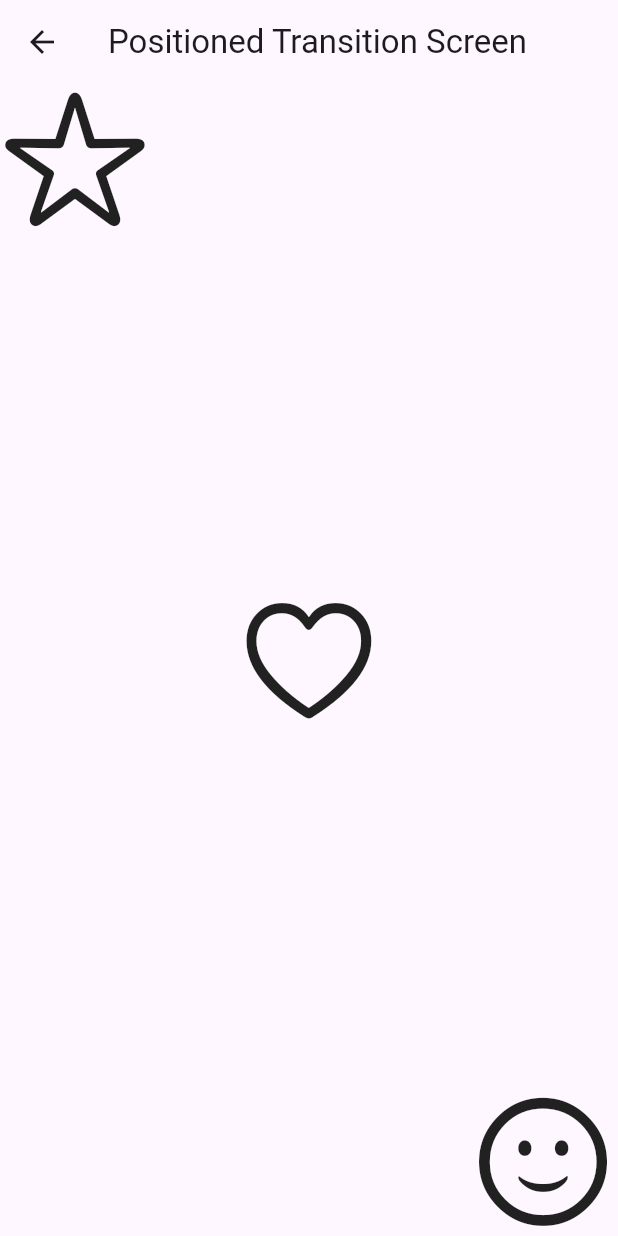
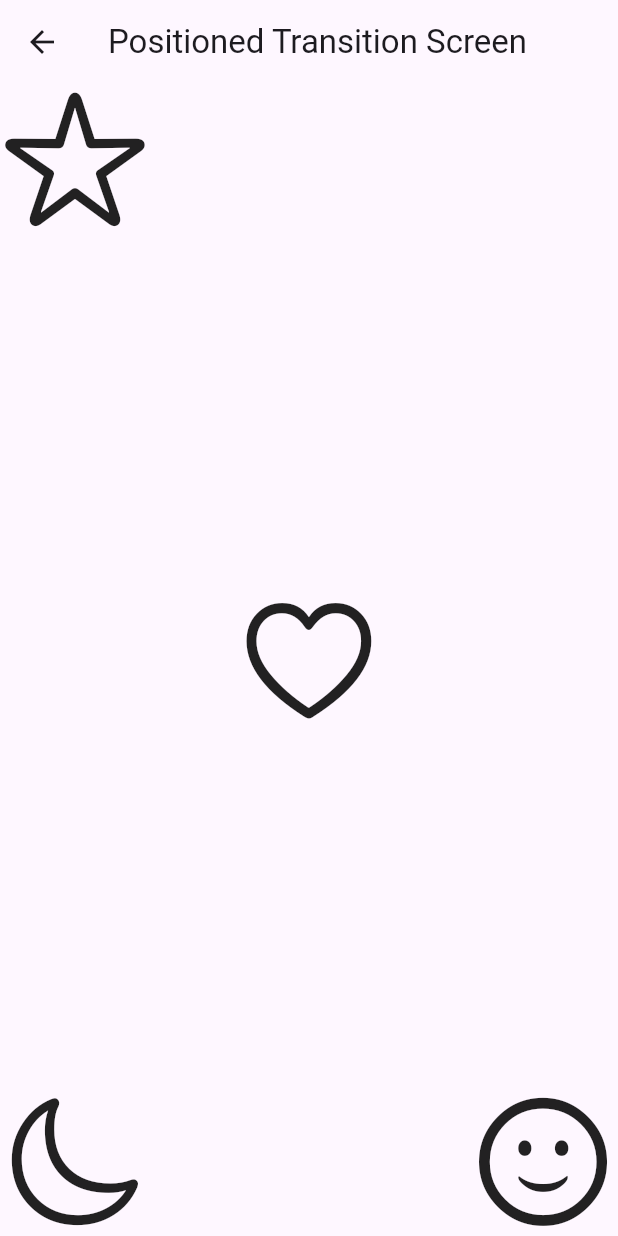
Before and after one commit to AdelDaniel/flutter-animations-helper, a Flutter app: the AnimationBuilderScreen screen opened directly, on a phone screen of 412 x 824 dp. Run offline on Flutter 3.47's test engine with Material 3 defaults, Android fonts, the light colour scheme and no system bars.

Commit message:
Add animated moon and star icons to Animation Builder screen

```diff
--- a/lib/screens/explicit_animation_screens/animation_builder_screen.dart
+++ b/lib/screens/explicit_animation_screens/animation_builder_screen.dart
@@ -46,6 +46,22 @@ class _AnimationBuilderScreenState extends State<AnimationBuilderScreen>
         child: Stack(
           fit: StackFit.expand,
           children: <Widget>[
+            /// Moon
+            AnimatedBuilder(
+              animation: _controller,
+              builder: (context, child) {
+                return PositionedDirectional(
+                  start: _controller.value * 50,
+                  bottom: _controller.value * 50,
+                  child: const Icon(
+                    CupertinoIcons.moon,
+                    size: 100,
+                  ),
+                );
+              },
+            ),
+
+            /// Star
             Align(
               alignment: Alignment.topLeft,
               child: AnimatedBuilder(
@@ -62,6 +78,7 @@ class _AnimationBuilderScreenState extends State<AnimationBuilderScreen>
               ),
             ),
 
+            /// heart
             Align(
               alignment: Alignment.center,
               child: AnimatedBuilder(
```
